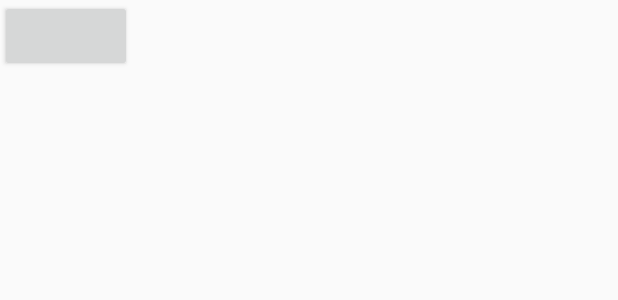
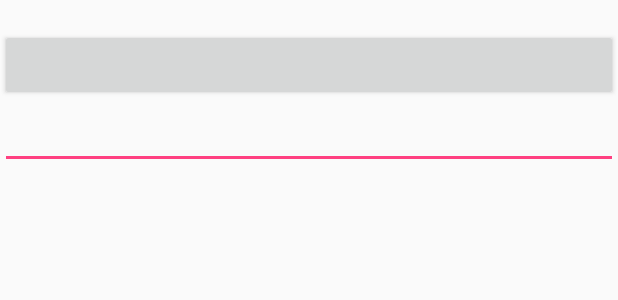
Before and after one commit to logerjoger/mvvm, an Android app: the layout activity_main.xml on its own in the app's theme, with its tools: preview values and no code run, on a phone screen of 412 x 824 dp. Shown: the top 300 px of the screen. Run offline under Robolectric (Android 15) with nearby library versions, the phone set to English and light mode, and no system bars.

Commit message:
automatically two-way binding from ET to variable.

```diff
--- a/app/src/main/res/layout/activity_main.xml
+++ b/app/src/main/res/layout/activity_main.xml
@@ -11,13 +11,14 @@
     </data>
 
 
-<android.support.constraint.ConstraintLayout
+<LinearLayout
     android:layout_width="match_parent"
-    android:layout_height="match_parent">
+    android:layout_height="match_parent"
+    android:orientation="vertical">
 
     <TextView
         android:id="@+id/text"
-        android:layout_width="wrap_content"
+        android:layout_width="match_parent"
         android:layout_height="wrap_content"
         android:text='@{user.isAdult ? user.text : ""}'
         app:layout_constraintBottom_toBottomOf="parent"
@@ -27,9 +28,14 @@
 
     <Button
         android:id="@+id/button"
-        android:layout_width="wrap_content"
+        android:layout_width="match_parent"
         android:layout_height="wrap_content"
         android:onClick="@{(theView) -> handler.onClickView(theView, user)}"/>
 
-</android.support.constraint.ConstraintLayout>
+    <EditText
+        android:layout_width="match_parent"
+        android:layout_height="wrap_content"
+        android:text="@={user.text}"/>
+
+</LinearLayout>
 </layout>
```
